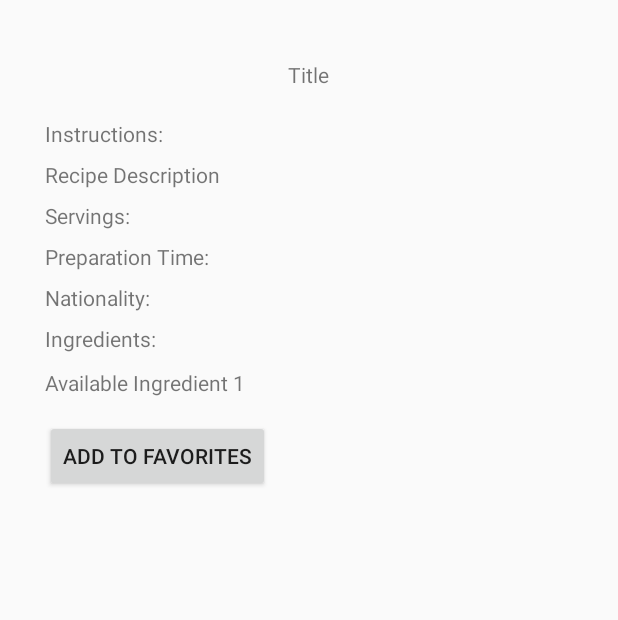
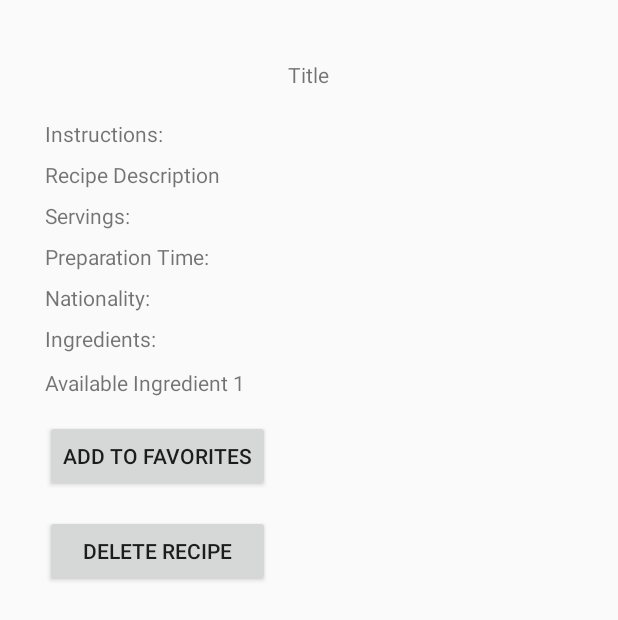
Before and after one commit to juanesgh/AplicacionesMovilesEntrega2-Hurtado-Rodriguez, an Android app: the layout activity_display_recipe_regular.xml on its own in the app's theme, with its tools: preview values and no code run, on a phone screen of 412 x 824 dp. Shown: the top 620 px of the screen. Run offline under Robolectric (Android 15) with nearby library versions, the phone set to English and light mode, and no system bars.

Commit message:
added Delete Recipe functionality.

```diff
--- a/app/src/main/java/com/example/nicolas/entrega2/RecipesFragment.java
+++ b/app/src/main/java/com/example/nicolas/entrega2/RecipesFragment.java
@@ -120,6 +120,7 @@ public class RecipesFragment extends Fragment {
                             public void onItemClick(AdapterView<?> adapterView, View view, int i, long l) {
                                 Intent intent = new Intent(getActivity(), DisplayRecipeRegular.class);
                                 intent.putExtra("recipeId", String.valueOf(recipeIds.get(i)));
+                                intent.putExtra("manage", "1");
                                 startActivity(intent);
                             }
                         });
--- a/app/src/main/java/com/example/nicolas/entrega2/db/RecipeDao.java
+++ b/app/src/main/java/com/example/nicolas/entrega2/db/RecipeDao.java
@@ -1,6 +1,7 @@
 package com.example.nicolas.entrega2.db;
 
 import android.arch.persistence.room.Dao;
+import android.arch.persistence.room.Delete;
 import android.arch.persistence.room.Insert;
 import android.arch.persistence.room.OnConflictStrategy;
 import android.arch.persistence.room.Query;
@@ -36,6 +37,9 @@ public interface RecipeDao {
     @Query("UPDATE recipe SET favorite= :fav WHERE id = :id")
     void update(int fav, int id);
 
+    @Delete
+    void deleteRecipe(Recipe recipe);
+
     @Query("DELETE FROM recipe")
     void deleteAll();
 }
--- a/app/src/main/res/layout/activity_display_recipe_regular.xml
+++ b/app/src/main/res/layout/activity_display_recipe_regular.xml
@@ -83,5 +83,13 @@
             android:layout_marginLeft="30dp"
             android:text="Add to Favorites"/>
 
+        <Button
+            android:id="@+id/deleteButton"
+            android:layout_width="150dp"
+            android:layout_height="wrap_content"
+            android:layout_marginLeft="30dp"
+            android:layout_marginTop="15dp"
+            android:text="Delete Recipe" />
+
     </LinearLayout>
 </ScrollView>
--- a/app/src/main/res/menu/drawer_view.xml
+++ b/app/src/main/res/menu/drawer_view.xml
@@ -7,7 +7,7 @@
             android:title="Search Recipes" />
         <item
             android:id="@+id/nav_second_fragment"
-            android:title="All Recipes" />
+            android:title="Manage Recipes" />
         <item
             android:id="@+id/nav_third_fragment"
             android:title="Favorite Recipes" />
```
Also changed, not shown: app/src/main/java/com/example/nicolas/entrega2/DisplayRecipeRegular.java (+30 -2 lines).
